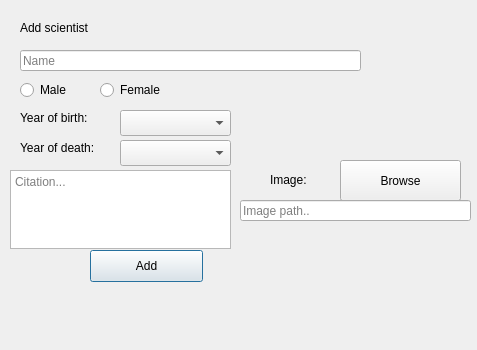
Qt form gui/add/addsci.ui (HelgiThomas/Verklegt31) before a commit.
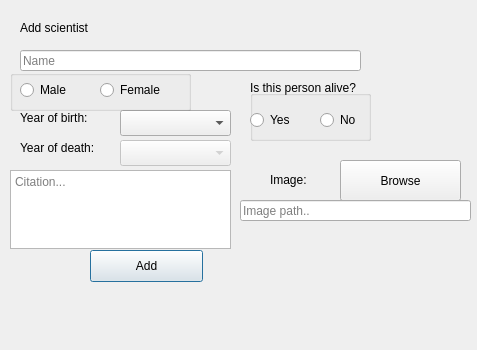
The same form after that commit.

Commit message: bæta add ui

What changed in the file:
```diff
--- a/gui/add/addsci.ui
+++ b/gui/add/addsci.ui
@@ -55,32 +55,6 @@
     <string>Add scientist</string>
    </property>
   </widget>
-  <widget class="QRadioButton" name="radio_male">
-   <property name="geometry">
-    <rect>
-     <x>20</x>
-     <y>80</y>
-     <width>100</width>
-     <height>20</height>
-    </rect>
-   </property>
-   <property name="text">
-    <string>Male</string>
-   </property>
-  </widget>
-  <widget class="QRadioButton" name="radio_female">
-   <property name="geometry">
-    <rect>
-     <x>100</x>
-     <y>80</y>
-     <width>100</width>
-     <height>20</height>
-    </rect>
-   </property>
-   <property name="text">
-    <string>Female</string>
-   </property>
-  </widget>
   <widget class="QComboBox" name="combobox_birthYears">
    <property name="geometry">
     <rect>
@@ -95,6 +69,9 @@
    </property>
   </widget>
   <widget class="QComboBox" name="combobox_deathYear">
+   <property name="enabled">
+    <bool>false</bool>
+   </property>
    <property name="geometry">
     <rect>
      <x>120</x>
@@ -182,6 +159,97 @@
     <string>Image path..</string>
    </property>
   </widget>
+  <widget class="QLabel" name="label_5">
+   <property name="geometry">
+    <rect>
+     <x>250</x>
+     <y>80</y>
+     <width>121</width>
+     <height>16</height>
+    </rect>
+   </property>
+   <property name="text">
+    <string>Is this person alive?</string>
+   </property>
+  </widget>
+  <widget class="QGroupBox" name="groupBox">
+   <property name="geometry">
+    <rect>
+     <x>10</x>
+     <y>70</y>
+     <width>181</width>
+     <height>41</height>
+    </rect>
+   </property>
+   <property name="title">
+    <string/>
+   </property>
+   <widget class="QRadioButton" name="radio_male">
+    <property name="geometry">
+     <rect>
+      <x>10</x>
+      <y>10</y>
+      <width>100</width>
+      <height>20</height>
+     </rect>
+    </property>
+    <property name="text">
+     <string>Male</string>
+    </property>
+   </widget>
+   <widget class="QRadioButton" name="radio_female">
+    <property name="geometry">
+     <rect>
+      <x>90</x>
+      <y>10</y>
+      <width>100</width>
+      <height>20</height>
+     </rect>
+    </property>
+    <property name="text">
+     <string>Female</string>
+    </property>
+   </widget>
+  </widget>
+  <widget class="QGroupBox" name="groupBox_2">
+   <property name="geometry">
+    <rect>
+     <x>250</x>
+     <y>90</y>
+     <width>121</width>
+     <height>51</height>
+    </rect>
+   </property>
+   <property name="title">
+    <string/>
+   </property>
+   <widget class="QRadioButton" name="rbutton_alive">
+    <property name="geometry">
+     <rect>
+      <x>0</x>
+      <y>20</y>
+      <width>51</width>
+      <height>20</height>
+     </rect>
+    </property>
+    <property name="text">
+     <string>Yes</string>
+    </property>
+   </widget>
+   <widget class="QRadioButton" name="rbutton_dead">
+    <property name="geometry">
+     <rect>
+      <x>70</x>
+      <y>20</y>
+      <width>51</width>
+      <height>20</height>
+     </rect>
+    </property>
+    <property name="text">
+     <string>No</string>
+    </property>
+   </widget>
+  </widget>
  </widget>
  <resources/>
  <connections/>
```
The commit also changes 2 other files.
